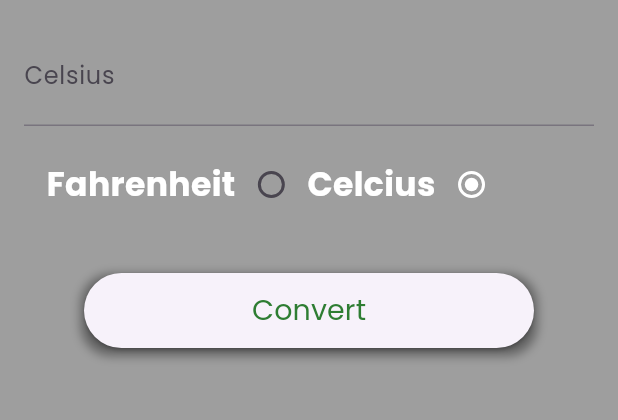
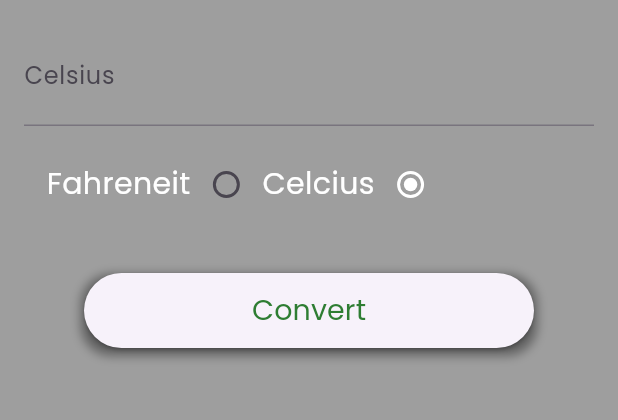
Before and after one commit to tuyishimejohnson/converter_application, a Flutter app: the screen it shows after launch, on a phone screen of 412 x 824 dp, the part 84-504 px from its top. Run offline on Flutter 3.47's test engine with Material 3 defaults, Android fonts, the phone set to English and light mode, and no system bars.

Commit message:
Changed the font size.

```diff
--- a/lib/main.dart
+++ b/lib/main.dart
@@ -67,11 +67,11 @@ class TempState extends State<TemperatureApp> {
       child: Row(
         mainAxisAlignment: MainAxisAlignment.start,
         children: <Widget>[
-          Text("Fahrenheit",
+          Text("Fahreneit",
             style: TextStyle(
               color: Colors.white,
-              fontSize: 22,
-              fontWeight: FontWeight.bold,
+              fontSize: 20,
+              fontWeight: FontWeight.normal,
             ),
           ),
           Radio<bool>(
@@ -87,8 +87,8 @@ class TempState extends State<TemperatureApp> {
           Text("Celcius",
           style: TextStyle(
             color: Colors.white,
-            fontSize: 22,
-            fontWeight: FontWeight.bold,
+            fontSize: 20,
+            fontWeight: FontWeight.normal,
           ),
           ),
           Radio<bool>(
```
